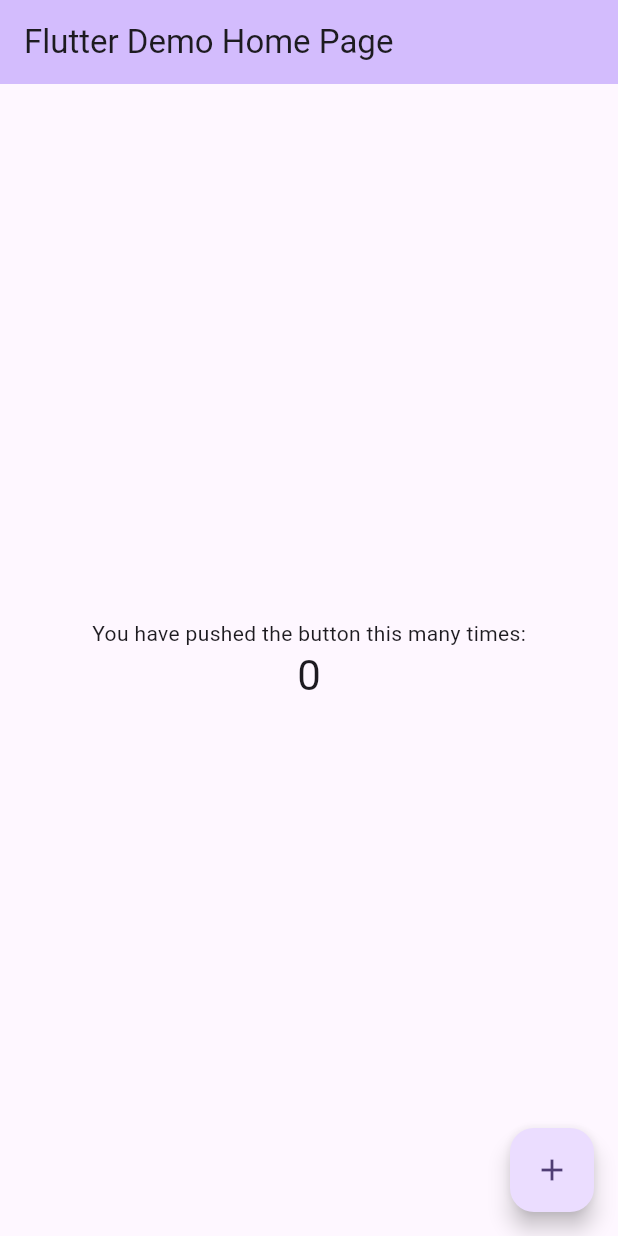
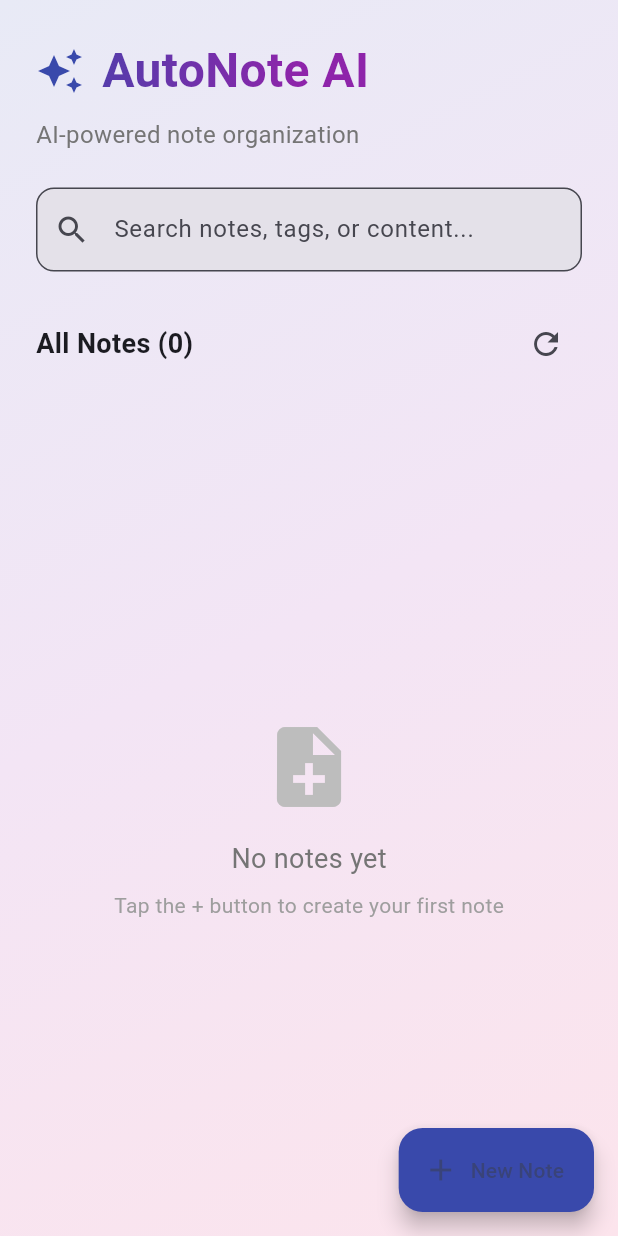
Before and after one commit to AzizulHakimFayaz/Autonote, a Flutter app: the screen it shows after launch, on a phone screen of 412 x 824 dp. Run offline on Flutter 3.47's test engine with Material 3 defaults, Android fonts, the phone set to English and light mode, and no system bars.

Commit message:
Home Screen Added

```diff
--- a/lib/home_screen.dart
+++ b/lib/home_screen.dart
@@ -0,0 +1,416 @@
+import 'package:flutter/material.dart';
+
+import 'add_note_dialoge.dart';
+import 'api_services.dart';
+import 'note_detail_screen.dart';
+
+class HomeScreen extends StatefulWidget {
+  const HomeScreen({super.key});
+
+  @override
+  State<HomeScreen> createState() => _HomeScreenState();
+}
+
+class _HomeScreenState extends State<HomeScreen> {
+  List<dynamic> notes = [];
+  List<dynamic> filteredNotes = [];
+  bool isLoading = true;
+  String searchQuery = '';
+  final TextEditingController _searchController = TextEditingController();
+
+  @override
+  void initState() {
+    super.initState();
+    _loadNotes();
+  }
+
+  Future<void> _loadNotes() async {
+    setState(() => isLoading = true);
+    try {
+      final fetchedNotes = await ApiService.getAllNotes();
+      setState(() {
+        notes = fetchedNotes;
+        filteredNotes = fetchedNotes;
+        isLoading = false;
+      });
+    } catch (e) {
+      setState(() => isLoading = false);
+      if (mounted) {
+        ScaffoldMessenger.of(context).showSnackBar(
+          SnackBar(content: Text('Error loading notes: $e')),
+        );
+      }
+    }
+  }
+
+  void _filterNotes(String query) {
+    setState(() {
+      searchQuery = query;
+      if (query.isEmpty) {
+        filteredNotes = notes;
+      } else {
+        filteredNotes = notes.where((note) {
+          final title = (note['title'] ?? "").toString().toLowerCase();
+          final summary = (note['summary'] ?? "").toString().toLowerCase();
+          final tags = ((note['tags'] ?? []) as List).join(' ').toLowerCase();
+          final searchLower = query.toLowerCase();
+          return title.contains(searchLower) ||
+              summary.contains(searchLower) ||
+              tags.contains(searchLower);
+        }).toList();
+      }
+    });
+  }
+
+  Future<void> _showAddNoteDialog() async {
+    final result = await showDialog<bool>(
+      context: context,
+      builder: (context) => AddNoteDialog(existingNotes: notes),
+    );
+
+    if (result == true) {
+      _loadNotes();
+    }
+  }
+
+  Future<void> _deleteNote(String noteId) async {
+    final confirm = await showDialog<bool>(
+      context: context,
+      builder: (context) => AlertDialog(
+        title: const Text('Delete Note'),
+        content: const Text('Are you sure you want to delete this note?'),
+        actions: [
+          TextButton(
+            onPressed: () => Navigator.pop(context, false),
+            child: const Text('Cancel'),
+          ),
+          TextButton(
+            onPressed: () => Navigator.pop(context, true),
+            child: const Text('Delete', style: TextStyle(color: Colors.red)),
+          ),
+        ],
+      ),
+    );
+
+    if (confirm == true) {
+      try {
+        await ApiService.deleteNote(noteId);
+        _loadNotes();
+        if (mounted) {
+          ScaffoldMessenger.of(context).showSnackBar(
+            const SnackBar(content: Text('Note deleted successfully')),
+          );
+        }
+      } catch (e) {
+        if (mounted) {
+          ScaffoldMessenger.of(context).showSnackBar(
+            SnackBar(content: Text('Error deleting note: $e')),
+          );
+        }
+      }
+    }
+  }
+
+  @override
+  Widget build(BuildContext context) {
+    return Scaffold(
+      body: Container(
+        decoration: BoxDecoration(
+          gradient: LinearGradient(
+            begin: Alignment.topLeft,
+            end: Alignment.bottomRight,
+            colors: [
+              Colors.indigo.shade50,
+              Colors.purple.shade50,
+              Colors.pink.shade50,
+            ],
+          ),
+        ),
+        child: SafeArea(
+          child: Column(
+            children: [
+              /// HEADER
+              Padding(
+                padding: const EdgeInsets.all(24.0),
+                child: Column(
+                  crossAxisAlignment: CrossAxisAlignment.start,
+                  children: [
+                    Row(
+                      children: [
+                        Icon(
+                          Icons.auto_awesome,
+                          size: 32,
+                          color: Colors.indigo.shade600,
+                        ),
+                        const SizedBox(width: 12),
+                        Text(
+                          'AutoNote AI',
+                          style: TextStyle(
+                            fontSize: 32,
+                            fontWeight: FontWeight.bold,
+                            foreground: Paint()
+                              ..shader = LinearGradient(
+                                colors: [
+                                  Colors.indigo.shade600,
+                                  Colors.purple.shade600,
+                                ],
+                              ).createShader(
+                                const Rect.fromLTWH(0, 0, 200, 70),
+                              ),
+                          ),
+                        ),
+                      ],
+                    ),
+                    const SizedBox(height: 8),
+                    Text(
+                      'AI-powered note organization',
+                      style: TextStyle(
+                        fontSize: 16,
+                        color: Colors.grey.shade600,
+                      ),
+                    ),
+                  ],
+                ),
+              ),
+
+              /// SEARCH BAR
+              Padding(
+                padding: const EdgeInsets.symmetric(horizontal: 24.0),
+                child: TextField(
+                  controller: _searchController,
+                  decoration: InputDecoration(
+                    hintText: 'Search notes, tags, or content...',
+                    prefixIcon: const Icon(Icons.search),
+                    suffixIcon: searchQuery.isNotEmpty
+                        ? IconButton(
+                      icon: const Icon(Icons.clear),
+                      onPressed: () {
+                        _searchController.clear();
+                        _filterNotes('');
+                      },
+                    )
+                        : null,
+                  ),
+                  onChanged: _filterNotes,
+                ),
+              ),
+
+              const SizedBox(height: 24),
+
+              /// COUNT
+              Padding(
+                padding: const EdgeInsets.symmetric(horizontal: 24.0),
+                child: Row(
+                  mainAxisAlignment: MainAxisAlignment.spaceBetween,
+                  children: [
+                    Text(
+                      'All Notes (${filteredNotes.length})',
+                      style: const TextStyle(
+                        fontSize: 18,
+                        fontWeight: FontWeight.bold,
+                      ),
+                    ),
+                    IconButton(
+                      icon: const Icon(Icons.refresh),
+                      onPressed: _loadNotes,
+                      tooltip: 'Refresh',
+                    ),
+                  ],
+                ),
+              ),
+
+              const SizedBox(height: 16),
+
+              /// NOTES LIST
+              Expanded(
+                child: isLoading
+                    ? const Center(child: CircularProgressIndicator())
+                    : filteredNotes.isEmpty
+                    ? _emptyState()
+                    : ListView.builder(
+                  padding:
+                  const EdgeInsets.symmetric(horizontal: 24),
+                  itemCount: filteredNotes.length,
+                  itemBuilder: (context, index) {
+                    final note = filteredNotes[index];
+                    return _buildNoteCard(note);
+                  },
+                ),
+              ),
+            ],
+          ),
+        ),
+      ),
+      floatingActionButton: FloatingActionButton.extended(
+        onPressed: _showAddNoteDialog,
+        icon: const Icon(Icons.add),
+        label: const Text('New Note'),
+        backgroundColor: Colors.indigo.shade600,
+      ),
+    );
+  }
+
+  Widget _emptyState() {
+    return Center(
+      child: Column(
+        mainAxisAlignment: MainAxisAlignment.center,
+        children: [
+          Icon(
+            Icons.note_add,
+            size: 64,
+            color: Colors.grey.shade400,
+          ),
+          const SizedBox(height: 16),
+          Text(
+            searchQuery.isEmpty ? 'No notes yet' : 'No notes found',
+            style: TextStyle(
+              fontSize: 18,
+              color: Colors.grey.shade600,
+            ),
+          ),
+          const SizedBox(height: 8),
+          Text(
+            searchQuery.isEmpty
+                ? 'Tap the + button to create your first note'
+                : 'Try a different search query',
+            style: TextStyle(
+              color: Colors.grey.shade500,
+            ),
+          ),
+        ],
+      ),
+    );
+  }
+
+  /// ---------- NOTE CARD (NULL SAFE) ----------
+  Widget _buildNoteCard(Map<String, dynamic> note) {
+    final title = (note['title'] ?? "Untitled").toString();
+    final summary = (note['summary'] ?? "No summary").toString();
+    final tags = (note['tags'] ?? []) as List;
+    final content = (note['content'] ?? []) as List;
+
+    DateTime createdAt;
+    try {
+      createdAt = DateTime.parse((note['created_at'] ?? DateTime.now().toString()));
+    } catch (_) {
+      createdAt = DateTime.now();
+    }
+
+    return Card(
+      margin: const EdgeInsets.only(bottom: 16),
+      child: InkWell(
+        borderRadius: BorderRadius.circular(16),
+        onTap: () async {
+          final result = await Navigator.push(
+            context,
+            MaterialPageRoute(
+              builder: (context) => NoteDetailScreen(noteId: note['id']),
+            ),
+          );
+          if (result == true) _loadNotes();
+        },
+        child: Padding(
+          padding: const EdgeInsets.all(16),
+          child: Column(
+            crossAxisAlignment: CrossAxisAlignment.start,
+            children: [
+              Row(
+                children: [
+                  Expanded(
+                    child: Text(
+                      title,
+                      style: const TextStyle(
+                        fontSize: 18,
+                        fontWeight: FontWeight.bold,
+                      ),
+                    ),
+                  ),
+                  PopupMenuButton(
+                    itemBuilder: (context) => [
+                      const PopupMenuItem(
+                        value: 'delete',
+                        child: Row(
+                          children: [
+                            Icon(Icons.delete, color: Colors.red),
+                            SizedBox(width: 8),
+                            Text('Delete'),
+                          ],
+                        ),
+                      ),
+                    ],
+                    onSelected: (value) {
+                      if (value == 'delete') {
+                        _deleteNote(note['id']);
+                      }
+                    },
+                  ),
+                ],
+              ),
+              const SizedBox(height: 8),
+
+              Text(
+                summary,
+                style: TextStyle(
+                  color: Colors.grey.shade700,
+                  height: 1.4,
+                ),
+                maxLines: 2,
+                overflow: TextOverflow.ellipsis,
+              ),
+
+              const SizedBox(height: 12),
+
+              Wrap(
+                spacing: 8,
+                runSpacing: 8,
+                children: tags.take(4).map((tag) {
+                  return Chip(
+                    label: Text(
+                      tag.toString(),
+                      style: const TextStyle(fontSize: 12),
+                    ),
+                    backgroundColor: Colors.purple.shade50,
+                    padding: const EdgeInsets.symmetric(horizontal: 4),
+                    materialTapTargetSize: MaterialTapTargetSize.shrinkWrap,
+                  );
+                }).toList(),
+              ),
+
+              const SizedBox(height: 12),
+
+              Row(
+                children: [
+                  Icon(Icons.access_time, size: 14, color: Colors.grey.shade600),
+                  const SizedBox(width: 4),
+                  Text(
+                    '${createdAt.day}/${createdAt.month}/${createdAt.year}',
+                    style: TextStyle(
+                      fontSize: 12,
+                      color: Colors.grey.shade600,
+                    ),
+                  ),
+                  const SizedBox(width: 16),
+                  Icon(Icons.notes, size: 14, color: Colors.grey.shade600),
+                  const SizedBox(width: 4),
+                  Text(
+                    '${content.length} ${content.length == 1 ? 'entry' : 'entries'}',
+                    style: TextStyle(
+                      fontSize: 12,
+                      color: Colors.grey.shade600,
+                    ),
+                  ),
+                ],
+              ),
+            ],
+          ),
+        ),
+      ),
+    );
+  }
+
+  @override
+  void dispose() {
+    _searchController.dispose();
+    super.dispose();
+  }
+}
--- a/lib/main.dart
+++ b/lib/main.dart
@@ -1,122 +1,38 @@
 import 'package:flutter/material.dart';
+import 'home_screen.dart';
 
 void main() {
-  runApp(const MyApp());
+  runApp(const AutoNoteApp());
 }
 
-class MyApp extends StatelessWidget {
-  const MyApp({super.key});
+class AutoNoteApp extends StatelessWidget {
+  const AutoNoteApp({super.key});
 
-  // This widget is the root of your application.
   @override
   Widget build(BuildContext context) {
     return MaterialApp(
-      title: 'Flutter Demo',
+      title: 'AutoNote AI',
+      debugShowCheckedModeBanner: false,
       theme: ThemeData(
-        // This is the theme of your application.
-        //
-        // TRY THIS: Try running your application with "flutter run". You'll see
-        // the application has a purple toolbar. Then, without quitting the app,
-        // try changing the seedColor in the colorScheme below to Colors.green
-        // and then invoke "hot reload" (save your changes or press the "hot
-        // reload" button in a Flutter-supported IDE, or press "r" if you used
-        // the command line to start the app).
-        //
-        // Notice that the counter didn't reset back to zero; the application
-        // state is not lost during the reload. To reset the state, use hot
-        // restart instead.
-        //
-        // This works for code too, not just values: Most code changes can be
-        // tested with just a hot reload.
-        colorScheme: ColorScheme.fromSeed(seedColor: Colors.deepPurple),
+        colorScheme: ColorScheme.fromSeed(
+          seedColor: Colors.indigo,
+          brightness: Brightness.light,
+        ),
+        useMaterial3: true,
+        cardTheme: CardThemeData(
+          elevation: 2,
+          shape: RoundedRectangleBorder(
+            borderRadius: BorderRadius.circular(16),
+          ),
+        ),
+        inputDecorationTheme: InputDecorationTheme(
+          border: OutlineInputBorder(
+            borderRadius: BorderRadius.circular(12),
+          ),
+          filled: true,
+        ),
       ),
-      home: const MyHomePage(title: 'Flutter Demo Home Page'),
+      home: const HomeScreen(),
     );
   }
 }
-
-class MyHomePage extends StatefulWidget {
-  const MyHomePage({super.key, required this.title});
-
-  // This widget is the home page of your application. It is stateful, meaning
-  // that it has a State object (defined below) that contains fields that affect
-  // how it looks.
-
-  // This class is the configuration for the state. It holds the values (in this
-  // case the title) provided by the parent (in this case the App widget) and
-  // used by the build method of the State. Fields in a Widget subclass are
-  // always marked "final".
-
-  final String title;
-
-  @override
-  State<MyHomePage> createState() => _MyHomePageState();
-}
-
-class _MyHomePageState extends State<MyHomePage> {
-  int _counter = 0;
-
-  void _incrementCounter() {
-    setState(() {
-      // This call to setState tells the Flutter framework that something has
-      // changed in this State, which causes it to rerun the build method below
-      // so that the display can reflect the updated values. If we changed
-      // _counter without calling setState(), then the build method would not be
-      // called again, and so nothing would appear to happen.
-      _counter++;
-    });
-  }
-
-  @override
-  Widget build(BuildContext context) {
-    // This method is rerun every time setState is called, for instance as done
-    // by the _incrementCounter method above.
-    //
-    // The Flutter framework has been optimized to make rerunning build methods
-    // fast, so that you can just rebuild anything that needs updating rather
-    // than having to individually change instances of widgets.
-    return Scaffold(
-      appBar: AppBar(
-        // TRY THIS: Try changing the color here to a specific color (to
-        // Colors.amber, perhaps?) and trigger a hot reload to see the AppBar
-        // change color while the other colors stay the same.
-        backgroundColor: Theme.of(context).colorScheme.inversePrimary,
-        // Here we take the value from the MyHomePage object that was created by
-        // the App.build method, and use it to set our appbar title.
-        title: Text(widget.title),
-      ),
-      body: Center(
-        // Center is a layout widget. It takes a single child and positions it
-        // in the middle of the parent.
-        child: Column(
-          // Column is also a layout widget. It takes a list of children and
-          // arranges them vertically. By default, it sizes itself to fit its
-          // children horizontally, and tries to be as tall as its parent.
-          //
-          // Column has various properties to control how it sizes itself and
-          // how it positions its children. Here we use mainAxisAlignment to
-          // center the children vertically; the main axis here is the vertical
-          // axis because Columns are vertical (the cross axis would be
-          // horizontal).
-          //
-          // TRY THIS: Invoke "debug painting" (choose the "Toggle Debug Paint"
-          // action in the IDE, or press "p" in the console), to see the
-          // wireframe for each widget.
-          mainAxisAlignment: MainAxisAlignment.center,
-          children: <Widget>[
-            const Text('You have pushed the button this many times:'),
-            Text(
-              '$_counter',
-              style: Theme.of(context).textTheme.headlineMedium,
-            ),
-          ],
-        ),
-      ),
-      floatingActionButton: FloatingActionButton(
-        onPressed: _incrementCounter,
-        tooltip: 'Increment',
-        child: const Icon(Icons.add),
-      ), // This trailing comma makes auto-formatting nicer for build methods.
-    );
-  }
-}
```
